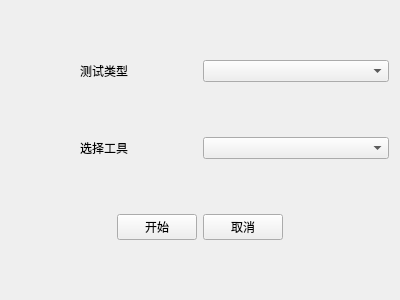
Qt form addtestwidget.ui (vince7839/GmsAutoTool) before a commit.
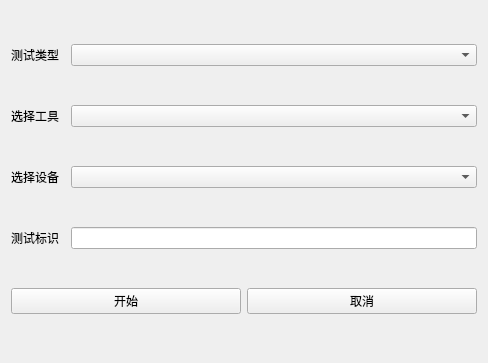
The same form after that commit.

Diff of the .ui file:
```diff
--- a/addtestwidget.ui
+++ b/addtestwidget.ui
@@ -6,91 +6,84 @@
    <rect>
     <x>0</x>
     <y>0</y>
-    <width>400</width>
-    <height>300</height>
+    <width>488</width>
+    <height>363</height>
    </rect>
   </property>
   <property name="windowTitle">
    <string>Form</string>
   </property>
   <layout class="QGridLayout" name="gridLayout">
-   <item row="2" column="2">
-    <widget class="QPushButton" name="btn_cancel">
-     <property name="text">
-      <string>取消</string>
-     </property>
-    </widget>
-   </item>
-   <item row="1" column="0" colspan="4">
-    <layout class="QHBoxLayout" name="horizontalLayout_2">
-     <item>
+   <item row="1" column="0">
       <widget class="QLabel" name="label_3">
        <property name="text">
         <string>选择工具</string>
        </property>
        <property name="alignment">
-        <set>Qt::AlignCenter</set>
+      <set>Qt::AlignLeading|Qt::AlignLeft|Qt::AlignVCenter</set>
        </property>
       </widget>
      </item>
-     <item>
+   <item row="3" column="2">
+    <widget class="QLineEdit" name="lineEdit_name"/>
+   </item>
+   <item row="3" column="0">
+    <widget class="QLabel" name="label_4">
+     <property name="text">
+      <string>测试标识</string>
+     </property>
+    </widget>
+   </item>
+   <item row="1" column="2">
       <widget class="QComboBox" name="cb_tool"/>
      </item>
-    </layout>
-   </item>
-   <item row="2" column="0">
-    <spacer name="horizontalSpacer_2">
-     <property name="orientation">
-      <enum>Qt::Horizontal</enum>
-     </property>
-     <property name="sizeHint" stdset="0">
-      <size>
-       <width>40</width>
-       <height>20</height>
-      </size>
-     </property>
-    </spacer>
-   </item>
-   <item row="0" column="0" colspan="4">
-    <layout class="QHBoxLayout" name="horizontalLayout">
-     <item>
+   <item row="0" column="0">
       <widget class="QLabel" name="label">
        <property name="text">
         <string>测试类型</string>
        </property>
        <property name="alignment">
-        <set>Qt::AlignCenter</set>
+      <set>Qt::AlignLeading|Qt::AlignLeft|Qt::AlignVCenter</set>
        </property>
       </widget>
      </item>
-     <item>
+   <item row="2" column="2">
+    <widget class="QComboBox" name="cb_device"/>
+   </item>
+   <item row="2" column="0">
+    <widget class="QLabel" name="label_2">
+     <property name="text">
+      <string>选择设备</string>
+     </property>
+     <property name="alignment">
+      <set>Qt::AlignLeading|Qt::AlignLeft|Qt::AlignVCenter</set>
+     </property>
+    </widget>
+   </item>
+   <item row="0" column="2">
       <widget class="QComboBox" name="cbox_test">
        <property name="sizeAdjustPolicy">
         <enum>QComboBox::AdjustToContentsOnFirstShow</enum>
        </property>
       </widget>
      </item>
-    </layout>
-   </item>
-   <item row="2" column="1">
+   <item row="4" column="0" colspan="3">
+    <layout class="QHBoxLayout" name="horizontalLayout">
+     <item>
     <widget class="QPushButton" name="btn_start_test">
      <property name="text">
       <string>开始</string>
      </property>
     </widget>
    </item>
-   <item row="2" column="3">
-    <spacer name="horizontalSpacer_4">
-     <property name="orientation">
-      <enum>Qt::Horizontal</enum>
-     </property>
-     <property name="sizeHint" stdset="0">
-      <size>
-       <width>40</width>
-       <height>20</height>
-      </size>
-     </property>
-    </spacer>
+     <item>
+      <widget class="QPushButton" name="btn_cancel">
+       <property name="text">
+        <string>取消</string>
+       </property>
+      </widget>
+     </item>
+    </layout>
    </item>
   </layout>
  </widget>
```
Lines whose indentation alone changed are shown as unchanged.
